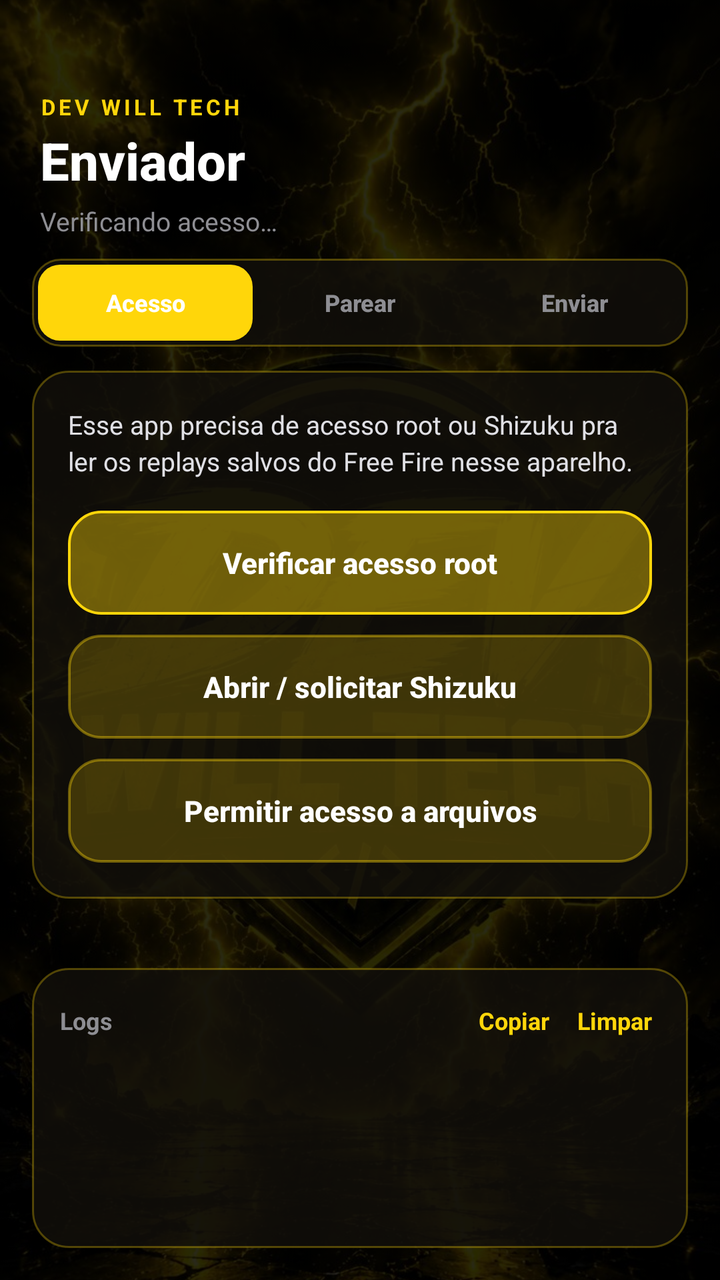
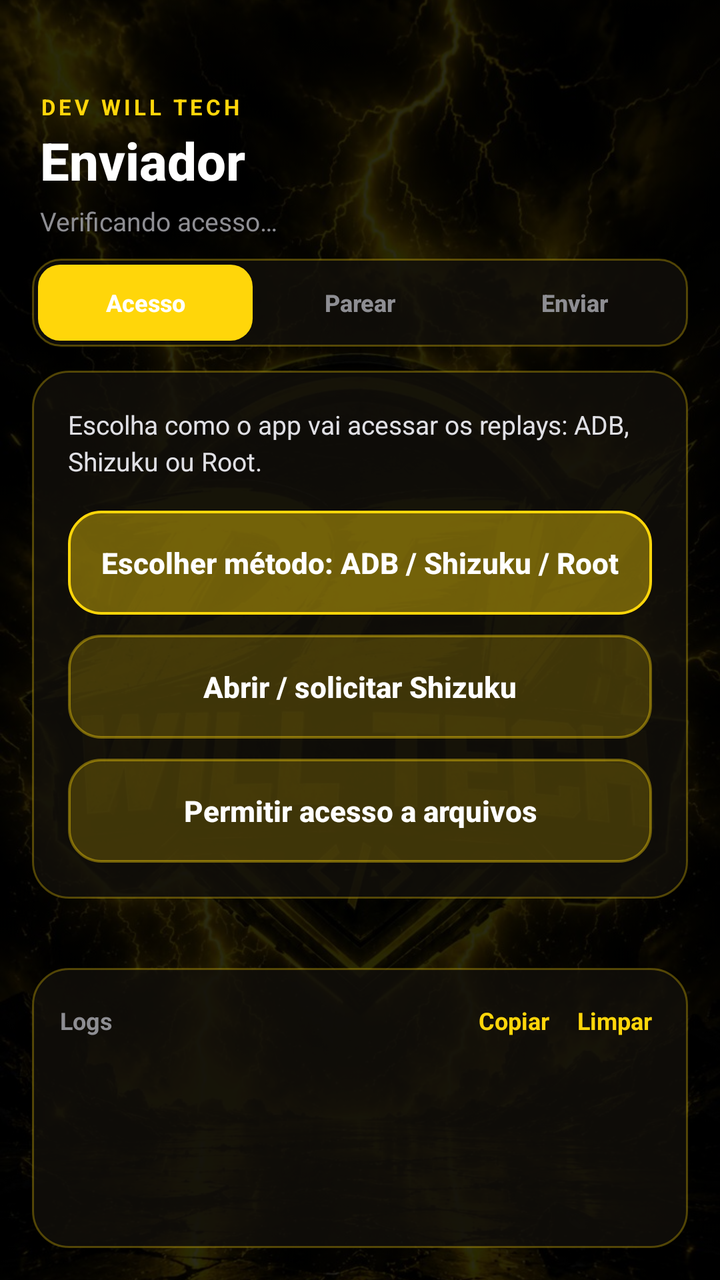

Compare the two renders of this Android layout. The source of the first and the diff that turns it into the second are given below.
<!-- AndroidManifest.xml: application theme Theme.ReplayXSender -->
<!-- res/layout/activity_main.xml -->
<?xml version="1.0" encoding="utf-8"?>
<FrameLayout xmlns:android="http://schemas.android.com/apk/res/android"
    android:layout_width="match_parent"
    android:layout_height="match_parent"
    android:background="#000000">

    <ImageView
        android:layout_width="match_parent"
        android:layout_height="match_parent"
        android:src="@drawable/bg_devwill"
        android:scaleType="centerCrop"
        android:alpha="0.35" />

    <View
        android:layout_width="match_parent"
        android:layout_height="match_parent"
        android:background="#88000000" />

    <LinearLayout
        android:layout_width="match_parent"
        android:layout_height="match_parent"
        android:orientation="vertical">

        
        <LinearLayout
            android:layout_width="match_parent"
            android:layout_height="wrap_content"
            android:orientation="vertical"
            android:paddingStart="20dp"
            android:paddingEnd="20dp"
            android:paddingTop="46dp"
            android:paddingBottom="10dp">

            <TextView
                android:layout_width="wrap_content"
                android:layout_height="wrap_content"
                android:text="DEV WILL TECH"
                android:textColor="#FFD60A"
                android:textSize="11sp"
                android:textStyle="bold"
                android:letterSpacing="0.15" />

            <TextView
                android:id="@+id/tvTitulo"
                android:layout_width="wrap_content"
                android:layout_height="wrap_content"
                android:text="Enviador"
                android:textColor="#FFFFFF"
                android:textSize="26sp"
                android:textStyle="bold"
                android:fontFamily="sans-serif-medium"
                android:layout_marginTop="2dp" />

            <TextView
                android:id="@+id/tvShellStatus"
                android:layout_width="wrap_content"
                android:layout_height="wrap_content"
                android:text="Verificando acesso…"
                android:textColor="#8E8E93"
                android:textSize="13sp"
                android:layout_marginTop="4dp" />

        </LinearLayout>

        
        <LinearLayout
            android:layout_width="match_parent"
            android:layout_height="44dp"
            android:layout_marginStart="16dp"
            android:layout_marginEnd="16dp"
            android:layout_marginBottom="12dp"
            android:orientation="horizontal"
            android:background="@drawable/ios_tab_bar"
            android:padding="3dp">

            <Button
                android:id="@+id/tabPermissao"
                android:layout_width="0dp"
                android:layout_height="match_parent"
                android:layout_weight="1"
                android:text="Acesso"
                android:textAllCaps="false"
                android:textSize="12sp"
                android:textStyle="bold"
                android:textColor="#FFFFFF"
                android:background="@drawable/ios_tab_selected"
                android:stateListAnimator="@null"
                android:insetTop="0dp"
                android:insetBottom="0dp" />

            <Button
                android:id="@+id/tabPareamento"
                android:layout_width="0dp"
                android:layout_height="match_parent"
                android:layout_weight="1"
                android:text="Parear"
                android:textAllCaps="false"
                android:textSize="12sp"
                android:textStyle="bold"
                android:textColor="#8E8E93"
                android:background="@android:color/transparent"
                android:stateListAnimator="@null"
                android:insetTop="0dp"
                android:insetBottom="0dp" />

            <Button
                android:id="@+id/tabEnviar"
                android:layout_width="0dp"
                android:layout_height="match_parent"
                android:layout_weight="1"
                android:text="Enviar"
                android:textAllCaps="false"
                android:textSize="12sp"
                android:textStyle="bold"
                android:textColor="#8E8E93"
                android:background="@android:color/transparent"
                android:stateListAnimator="@null"
                android:insetTop="0dp"
                android:insetBottom="0dp" />

        </LinearLayout>

        <ScrollView
            android:layout_width="match_parent"
            android:layout_height="0dp"
            android:layout_weight="1">

            <FrameLayout
                android:layout_width="match_parent"
                android:layout_height="wrap_content"
                android:paddingStart="16dp"
                android:paddingEnd="16dp">

                
                <LinearLayout
                    android:id="@+id/secPermissao"
                    android:layout_width="match_parent"
                    android:layout_height="wrap_content"
                    android:orientation="vertical">

                    <LinearLayout
                        android:layout_width="match_parent"
                        android:layout_height="wrap_content"
                        android:orientation="vertical"
                        android:background="@drawable/ios_card"
                        android:padding="18dp">

                        <TextView
                            android:layout_width="match_parent"
                            android:layout_height="wrap_content"
                            android:text="Esse app precisa de acesso root ou Shizuku pra ler os replays salvos do Free Fire nesse aparelho."
                            android:textColor="#E0E0E5"
                            android:textSize="13sp"
                            android:lineSpacingExtra="3dp"
                            android:layout_marginBottom="16dp" />

                        <Button
                            android:id="@+id/btnSolicitarRoot"
                            android:layout_width="match_parent"
                            android:layout_height="52dp"
                            android:text="Verificar acesso root"
                            android:textAllCaps="false"
                            android:textColor="#FFFFFF"
                            android:textSize="14.5sp"
                            android:textStyle="bold"
                            android:background="@drawable/ios_btn_primary"
                            android:stateListAnimator="@null" />

                        <Button
                            android:id="@+id/btnSolicitarShizuku"
                            android:layout_width="match_parent"
                            android:layout_height="52dp"
                            android:text="Abrir / solicitar Shizuku"
                            android:textAllCaps="false"
                            android:textColor="#FFFFFF"
                            android:textSize="14.5sp"
                            android:textStyle="bold"
                            android:background="@drawable/ios_btn_secondary"
                            android:stateListAnimator="@null"
                            android:layout_marginTop="10dp" />

                        <Button
                            android:id="@+id/btnSolicitarArquivos"
                            android:layout_width="match_parent"
                            android:layout_height="52dp"
                            android:text="Permitir acesso a arquivos"
                            android:textAllCaps="false"
                            android:textColor="#FFFFFF"
                            android:textSize="14.5sp"
                            android:textStyle="bold"
                            android:background="@drawable/ios_btn_secondary"
                            android:stateListAnimator="@null"
                            android:layout_marginTop="10dp" />

                    </LinearLayout>

                </LinearLayout>

                
                <LinearLayout
                    android:id="@+id/secPareamento"
                    android:layout_width="match_parent"
                    android:layout_height="wrap_content"
                    android:orientation="vertical"
                    android:visibility="gone">

                    <LinearLayout
                        android:layout_width="match_parent"
                        android:layout_height="wrap_content"
                        android:orientation="vertical"
                        android:background="@drawable/ios_card"
                        android:padding="18dp">

                        <TextView
                            android:layout_width="match_parent"
                            android:layout_height="wrap_content"
                            android:text="Gere um código e informe no app do celular pra parear os dois aparelhos."
                            android:textColor="#E0E0E5"
                            android:textSize="13sp"
                            android:lineSpacingExtra="3dp"
                            android:layout_marginBottom="16dp" />

                        <Button
                            android:id="@+id/btnGerarCodigo"
                            android:layout_width="match_parent"
                            android:layout_height="52dp"
                            android:text="Gerar código de pareamento"
                            android:textAllCaps="false"
                            android:textColor="#FFFFFF"
                            android:textSize="14.5sp"
                            android:textStyle="bold"
                            android:background="@drawable/ios_btn_primary"
                            android:stateListAnimator="@null" />

                        <LinearLayout
                            android:id="@+id/boxCodigo"
                            android:layout_width="match_parent"
                            android:layout_height="wrap_content"
                            android:orientation="vertical"
                            android:gravity="center"
                            android:background="@drawable/ios_input"
                            android:padding="20dp"
                            android:layout_marginTop="16dp"
                            android:visibility="gone">

                            <TextView
                                android:layout_width="wrap_content"
                                android:layout_height="wrap_content"
                                android:text="CÓDIGO DE PAREAMENTO"
                                android:textColor="#8E8E93"
                                android:textSize="10.5sp"
                                android:letterSpacing="0.1" />

                            <TextView
                                android:id="@+id/tvCodigo"
                                android:layout_width="wrap_content"
                                android:layout_height="wrap_content"
                                android:text="------"
                                android:textColor="#FFD60A"
                                android:textSize="36sp"
                                android:textStyle="bold"
                                android:letterSpacing="0.12"
                                android:layout_marginTop="4dp" />

                            <TextView
                                android:id="@+id/btnCopiarCodigo"
                                android:layout_width="wrap_content"
                                android:layout_height="wrap_content"
                                android:text="Copiar código"
                                android:textColor="#FFD60A"
                                android:background="@drawable/ios_btn_secondary"
                                android:textSize="12.5sp"
                                android:textStyle="bold"
                                android:padding="8dp"
                                android:layout_marginTop="6dp" />

                            <TextView
                                android:id="@+id/tvCodigoExpira"
                                android:layout_width="wrap_content"
                                android:layout_height="wrap_content"
                                android:text="expira em 10 min"
                                android:textColor="#8E8E93"
                                android:textSize="11sp"
                                android:layout_marginTop="2dp" />

                        </LinearLayout>

                    </LinearLayout>

                    <LinearLayout
                        android:id="@+id/boxConectado"
                        android:layout_width="match_parent"
                        android:layout_height="wrap_content"
                        android:orientation="vertical"
                        android:background="@drawable/ios_card"
                        android:padding="18dp"
                        android:layout_marginTop="14dp"
                        android:visibility="gone">

                        <LinearLayout
                            android:layout_width="wrap_content"
                            android:layout_height="wrap_content"
                            android:orientation="horizontal"
                            android:gravity="center_vertical"
                            android:background="@drawable/ios_pill_ok"
                            android:paddingStart="10dp"
                            android:paddingEnd="10dp"
                            android:paddingTop="4dp"
                            android:paddingBottom="4dp">

                            <TextView
                                android:layout_width="wrap_content"
                                android:layout_height="wrap_content"
                                android:text="● Conectado"
                                android:textColor="#34C759"
                                android:textSize="11sp"
                                android:textStyle="bold" />

                        </LinearLayout>

                        <TextView
                            android:id="@+id/tvDispositivoModelo"
                            android:layout_width="wrap_content"
                            android:layout_height="wrap_content"
                            android:text="—"
                            android:textColor="#FFFFFF"
                            android:textSize="17sp"
                            android:textStyle="bold"
                            android:layout_marginTop="10dp" />

                        <TextView
                            android:id="@+id/tvDispositivoBateria"
                            android:layout_width="wrap_content"
                            android:layout_height="wrap_content"
                            android:text="Bateria: —"
                            android:textColor="#8E8E93"
                            android:textSize="12sp"
                            android:layout_marginTop="4dp" />

                        <Button
                            android:id="@+id/btnDesparear"
                            android:layout_width="match_parent"
                            android:layout_height="48dp"
                            android:text="Desparear"
                            android:textAllCaps="false"
                            android:textColor="#FFFFFF"
                            android:textSize="13.5sp"
                            android:textStyle="bold"
                            android:background="@drawable/ios_btn_danger"
                            android:stateListAnimator="@null"
                            android:layout_marginTop="14dp" />

                    </LinearLayout>

                </LinearLayout>

                
                <LinearLayout
                    android:id="@+id/secEnviar"
                    android:layout_width="match_parent"
                    android:layout_height="wrap_content"
                    android:orientation="vertical"
                    android:visibility="gone">

                    <LinearLayout
                        android:layout_width="match_parent"
                        android:layout_height="wrap_content"
                        android:orientation="vertical"
                        android:background="@drawable/ios_card"
                        android:padding="18dp">

                        <TextView
                            android:layout_width="match_parent"
                            android:layout_height="wrap_content"
                            android:text="Envia o replay mais recente do Free Fire instalado nesse aparelho pro aparelho pareado."
                            android:textColor="#E0E0E5"
                            android:textSize="13sp"
                            android:lineSpacingExtra="3dp"
                            android:layout_marginBottom="16dp" />

                        <Button
                            android:id="@+id/btnEnviarFFM"
                            android:layout_width="match_parent"
                            android:layout_height="54dp"
                            android:text="Enviar replay FF MAX"
                            android:textAllCaps="false"
                            android:textColor="#FFFFFF"
                            android:textSize="14.5sp"
                            android:textStyle="bold"
                            android:background="@drawable/ios_btn_primary"
                            android:stateListAnimator="@null" />

                        <Button
                            android:id="@+id/btnEnviarFFN"
                            android:layout_width="match_parent"
                            android:layout_height="54dp"
                            android:text="Enviar replay FF Normal"
                            android:textAllCaps="false"
                            android:textColor="#FFFFFF"
                            android:textSize="14.5sp"
                            android:textStyle="bold"
                            android:background="@drawable/ios_btn_secondary"
                            android:stateListAnimator="@null"
                            android:layout_marginTop="10dp" />

                    </LinearLayout>

                </LinearLayout>

            </FrameLayout>

        </ScrollView>

        
        <LinearLayout
            android:layout_width="match_parent"
            android:layout_height="140dp"
            android:orientation="vertical"
            android:background="@drawable/ios_card"
            android:layout_margin="16dp"
            android:padding="14dp">

            <LinearLayout
                android:layout_width="match_parent"
                android:layout_height="wrap_content"
                android:orientation="horizontal"
                android:gravity="center_vertical">

                <TextView
                    android:layout_width="0dp"
                    android:layout_height="wrap_content"
                    android:layout_weight="1"
                    android:text="Logs"
                    android:textColor="#8E8E93"
                    android:textSize="12sp"
                    android:textStyle="bold" />

                <TextView
                    android:id="@+id/btnCopiarLogs"
                    android:layout_width="wrap_content"
                    android:layout_height="wrap_content"
                    android:text="Copiar"
                    android:textColor="#FFD60A"
                    android:textSize="12sp"
                    android:textStyle="bold"
                    android:padding="4dp"
                    android:layout_marginEnd="6dp" />

                <TextView
                    android:id="@+id/btnLimparLogs"
                    android:layout_width="wrap_content"
                    android:layout_height="wrap_content"
                    android:text="Limpar"
                    android:textColor="#FFD60A"
                    android:textSize="12sp"
                    android:textStyle="bold"
                    android:padding="4dp" />

            </LinearLayout>

            <ScrollView
                android:id="@+id/scrollLog"
                android:layout_width="match_parent"
                android:layout_height="0dp"
                android:layout_weight="1"
                android:scrollbars="none">

                <TextView
                    android:id="@+id/tvLog"
                    android:layout_width="match_parent"
                    android:layout_height="wrap_content"
                    android:fontFamily="monospace"
                    android:text=""
                    android:textColor="#C7C7CC"
                    android:textSize="10.5sp"
                    android:lineSpacingExtra="2dp" />

            </ScrollView>

        </LinearLayout>

    </LinearLayout>

    
    <FrameLayout
        android:id="@+id/overlayAguarde"
        android:layout_width="match_parent"
        android:layout_height="match_parent"
        android:background="#CC000000"
        android:clickable="true"
        android:focusable="true"
        android:visibility="gone">

        <LinearLayout
            android:layout_width="220dp"
            android:layout_height="wrap_content"
            android:layout_gravity="center"
            android:orientation="vertical"
            android:gravity="center"
            android:background="@drawable/ios_card"
            android:padding="26dp">

            <ProgressBar
                android:layout_width="40dp"
                android:layout_height="40dp"
                android:indeterminateTint="#FFD60A"
                android:layout_marginBottom="16dp" />

            <TextView
                android:id="@+id/tvAguarde"
                android:layout_width="wrap_content"
                android:layout_height="wrap_content"
                android:text="Enviando replay…"
                android:textColor="#FFFFFF"
                android:textSize="14.5sp"
                android:textStyle="bold"
                android:gravity="center" />

        </LinearLayout>

    </FrameLayout>

</FrameLayout>
<!-- resources referenced by this layout -->
<resources>
  <!-- drawable bg_devwill: jpg bitmap (drawable, 194284 bytes) -->
  <!-- drawable ios_btn_danger (drawable) -->
  <?xml version="1.0" encoding="utf-8"?>
  <shape xmlns:android="http://schemas.android.com/apk/res/android" android:shape="rectangle">
      <solid android:color="#4DFF453A" />
      <stroke android:width="1.3dp" android:color="#FF453A" />
      <corners android:radius="16dp" />
  </shape>
  <!-- drawable ios_btn_primary (drawable) -->
  <?xml version="1.0" encoding="utf-8"?>
  <shape xmlns:android="http://schemas.android.com/apk/res/android" android:shape="rectangle">
      <solid android:color="#66FFD60A" />
      <stroke android:width="1.3dp" android:color="#FFD60A" />
      <corners android:radius="16dp" />
  </shape>
  <!-- drawable ios_btn_secondary (drawable) -->
  <?xml version="1.0" encoding="utf-8"?>
  <shape xmlns:android="http://schemas.android.com/apk/res/android" android:shape="rectangle">
      <solid android:color="#33FFD60A" />
      <stroke android:width="1.2dp" android:color="#66FFD60A" />
      <corners android:radius="16dp" />
  </shape>
  <!-- drawable ios_card (drawable) -->
  <?xml version="1.0" encoding="utf-8"?>
  <shape xmlns:android="http://schemas.android.com/apk/res/android" android:shape="rectangle">
      <solid android:color="#CC12100A" />
      <stroke android:width="1dp" android:color="#4DFFD60A" />
      <corners android:radius="18dp" />
  </shape>
  <!-- drawable ios_input (drawable) -->
  <?xml version="1.0" encoding="utf-8"?>
  <shape xmlns:android="http://schemas.android.com/apk/res/android" android:shape="rectangle">
      <solid android:color="#4D2A2408" />
      <stroke android:width="1.2dp" android:color="#66FFD60A" />
      <corners android:radius="14dp" />
  </shape>
  <!-- drawable ios_pill_ok (drawable) -->
  <?xml version="1.0" encoding="utf-8"?>
  <shape xmlns:android="http://schemas.android.com/apk/res/android" android:shape="rectangle">
      <solid android:color="#1E3A2A" />
      <corners android:radius="12dp" />
  </shape>
  <!-- drawable ios_tab_bar (drawable) -->
  <?xml version="1.0" encoding="utf-8"?>
  <shape xmlns:android="http://schemas.android.com/apk/res/android" android:shape="rectangle">
      <solid android:color="#CC12100A" />
      <stroke android:width="1dp" android:color="#4DFFD60A" />
      <corners android:radius="14dp" />
  </shape>
  <!-- drawable ios_tab_selected (drawable) -->
  <?xml version="1.0" encoding="utf-8"?>
  <shape xmlns:android="http://schemas.android.com/apk/res/android" android:shape="rectangle">
      <solid android:color="#FFD60A" />
      <corners android:radius="11dp" />
  </shape>
  <style name="Theme.ReplayXSender" parent="Theme.MaterialComponents.NoActionBar">
          <item name="colorPrimary">#FFD700</item>
          <item name="colorPrimaryVariant">#FFA500</item>
          <item name="colorOnPrimary">#000000</item>
          <item name="colorSecondary">#CC8800</item>
          <item name="colorOnSecondary">#000000</item>
          <item name="android:statusBarColor">#080800</item>
          <item name="android:navigationBarColor">#080800</item>
          <item name="android:windowBackground">#080800</item>
      </style>
</resources>

<!-- the commit's change to res/layout/activity_main.xml (unified diff, before → after) -->
@@ -148,7 +148,7 @@
                         <TextView
                             android:layout_width="match_parent"
                             android:layout_height="wrap_content"
-                            android:text="Esse app precisa de acesso root ou Shizuku pra ler os replays salvos do Free Fire nesse aparelho."
+                            android:text="Escolha como o app vai acessar os replays: ADB, Shizuku ou Root."
                             android:textColor="#E0E0E5"
                             android:textSize="13sp"
                             android:lineSpacingExtra="3dp"
@@ -158,7 +158,7 @@
                             android:id="@+id/btnSolicitarRoot"
                             android:layout_width="match_parent"
                             android:layout_height="52dp"
-                            android:text="Verificar acesso root"
+                            android:text="Escolher método: ADB / Shizuku / Root"
                             android:textAllCaps="false"
                             android:textColor="#FFFFFF"
                             android:textSize="14.5sp"
